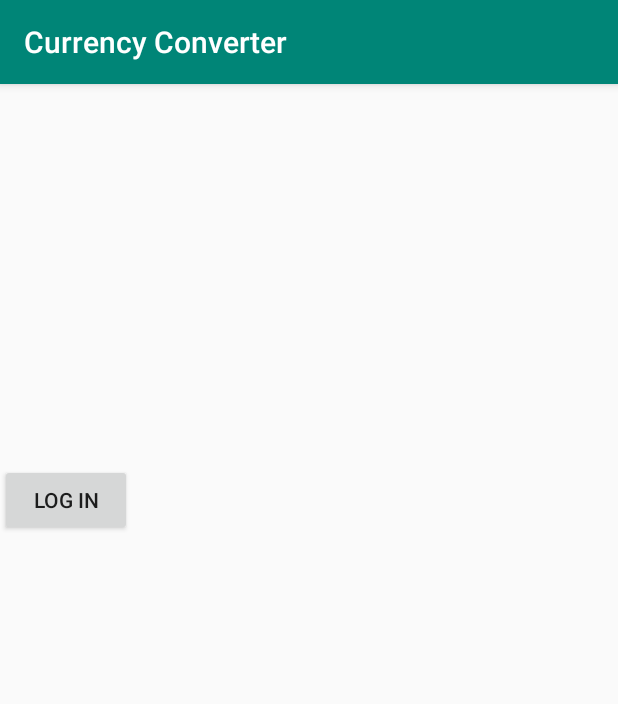
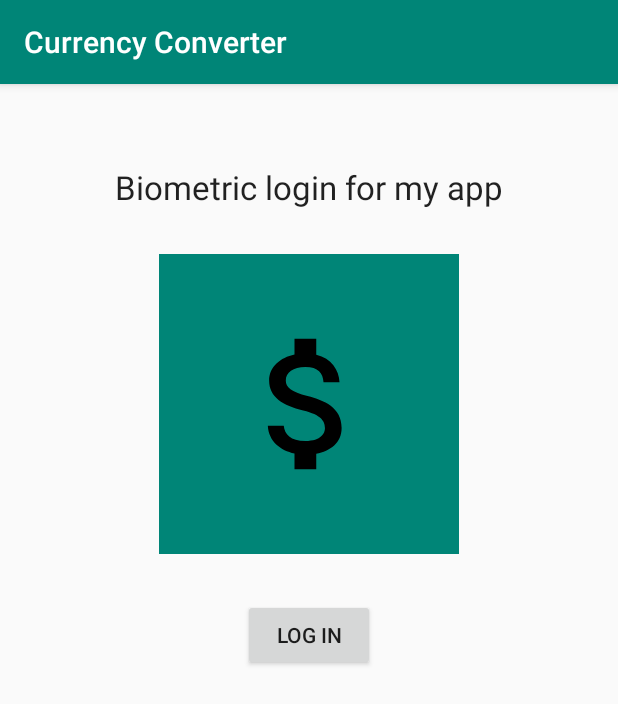
Before and after one commit to tbalcerzak/KursWalut, an Android app: the screen it shows after launch (MainActivity), on a phone screen of 412 x 824 dp. Shown: the top 704 px of the screen. Run offline under Robolectric (Android 15) with nearby library versions, the phone set to English and light mode, and no system bars.

Commit message:
drobne zmiany

```diff
--- a/app/src/main/AndroidManifest.xml
+++ b/app/src/main/AndroidManifest.xml
@@ -4,9 +4,9 @@
 
     <application
         android:allowBackup="true"
-        android:icon="@mipmap/ic_money"
+        android:icon="@drawable/ic_money_foreground"
         android:label="@string/app_name"
-        android:roundIcon="@mipmap/ic_money_round"
+        android:roundIcon="@drawable/ic_money_foreground"
         android:supportsRtl="true"
         android:theme="@style/AppTheme">
         <activity
--- a/app/src/main/java/pl/kurswalut/MainActivity.java
+++ b/app/src/main/java/pl/kurswalut/MainActivity.java
@@ -2,13 +2,8 @@ package pl.kurswalut;
 
 import android.os.Bundle;
 
-import com.google.android.material.floatingactionbutton.FloatingActionButton;
-import com.google.android.material.snackbar.Snackbar;
-
 import androidx.appcompat.app.AppCompatActivity;
 import androidx.appcompat.widget.Toolbar;
-
-import android.view.View;
 
 
 public class MainActivity extends AppCompatActivity {
--- a/app/src/main/res/layout/fragment_main.xml
+++ b/app/src/main/res/layout/fragment_main.xml
@@ -11,18 +11,40 @@
         android:layout_height="wrap_content"
         android:layout_marginTop="260dp"
         android:text="Log in"
+        app:layout_constraintEnd_toEndOf="parent"
+        app:layout_constraintStart_toStartOf="parent"
         app:layout_constraintTop_toBottomOf="@+id/textView"
-        tools:ignore="MissingConstraints"
-        tools:layout_editor_absoluteX="161dp" />
+        tools:ignore="MissingConstraints" />
+
+    <ImageView
+        android:background="@color/colorPrimary"
+        android:layout_width="200dp"
+        android:layout_height="200dp"
+        android:layout_alignEnd="@+id/button"
+        android:layout_alignParentTop="true"
+        android:layout_alignRight="@+id/button"
+        android:src="@drawable/ic_money_foreground"
+        app:layout_constraintBottom_toTopOf="@+id/biometric_login"
+        app:layout_constraintEnd_toEndOf="parent"
+        app:layout_constraintStart_toStartOf="parent"
+        app:layout_constraintTop_toBottomOf="@+id/textView" />
 
     <TextView
         android:id="@+id/textView"
-        android:layout_width="match_parent"
+        android:layout_width="409dp"
         android:layout_height="wrap_content"
+        android:layout_marginBottom="260dp"
+        android:layout_marginEnd="1dp"
+        android:layout_marginStart="1dp"
+        android:layout_marginTop="90dp"
         android:gravity="center"
         android:paddingTop="20dp"
         android:text="Biometric login for my app"
         android:textAppearance="@style/TextAppearance.AppCompat.Large"
-        tools:ignore="MissingConstraints" />
+        app:layout_constraintBottom_toTopOf="@+id/biometric_login"
+        app:layout_constraintEnd_toEndOf="parent"
+        app:layout_constraintStart_toStartOf="parent"
+        app:layout_constraintTop_toTopOf="parent" />
+
 
 </androidx.constraintlayout.widget.ConstraintLayout>
```
Also changed, not shown: app/src/main/java/pl/kurswalut/CurrencyConverterFragment.java (+4 -8 lines), app/src/main/res/layout/fragment_currency_converter.xml (+6 -4 lines).
